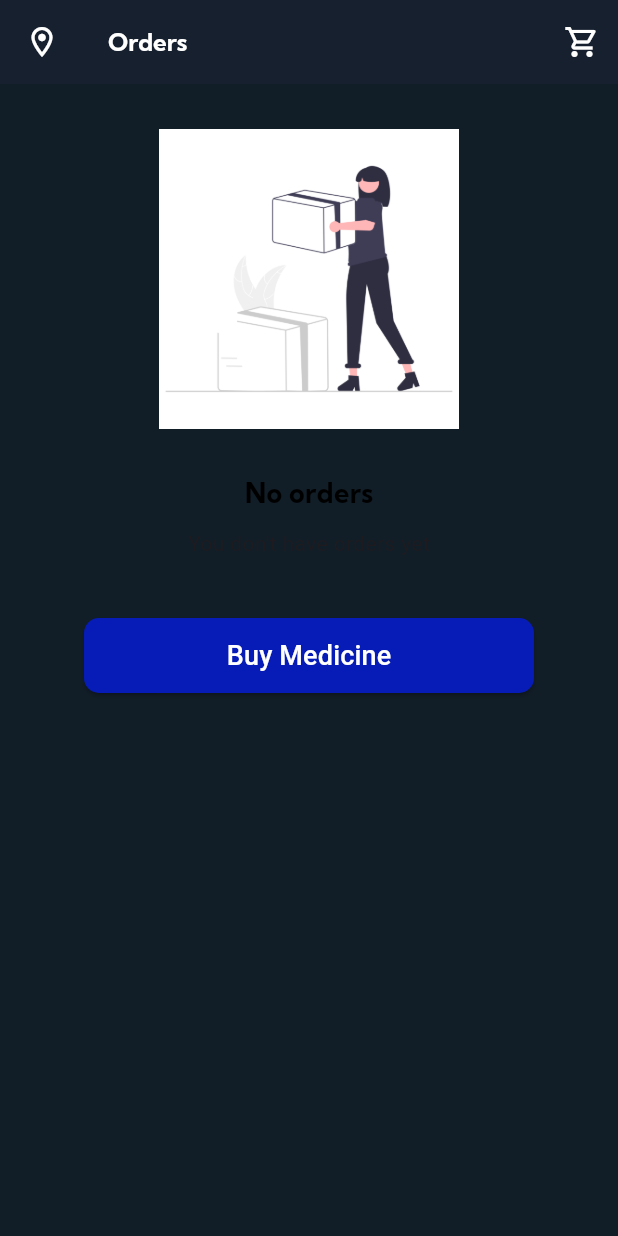
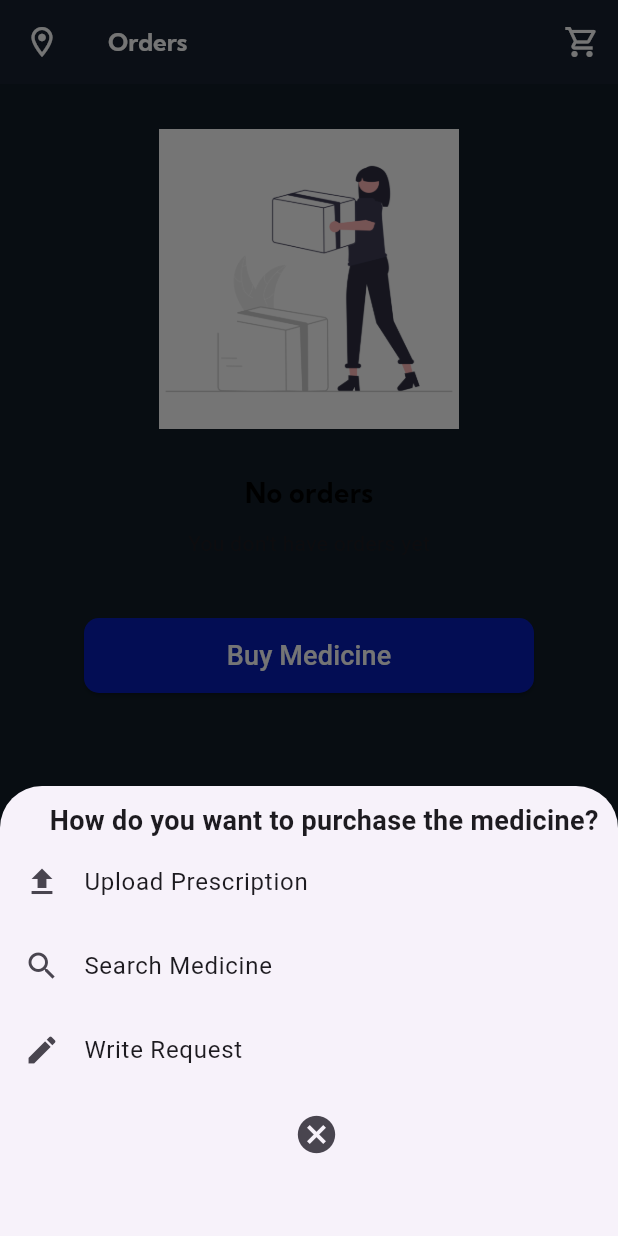
Before and after one commit to Kay-kwaw/Healthker-app-clone, a Flutter app: the Orderscreen screen opened directly, after a tap on "Buy Medicine", on a phone screen of 412 x 824 dp. Run offline on Flutter 3.47's test engine with Material 3 defaults, Android fonts, the light colour scheme and no system bars; our stand-ins replace carousel_slider, flutter_screenutil, shared_preferences; accounts and stored records are empty.

Commit message:
purchase options

```diff
--- /dev/null
+++ b/lib/constants/bottomsheetmodel.dart
@@ -0,0 +1,60 @@
+import 'package:flutter/material.dart';
+
+class BottomSheetUtils {
+  static void showMedicinePurchaseOptions(BuildContext context) {
+    showModalBottomSheet(
+      context: context,
+      builder: (context) {
+        return SizedBox(
+          height: 300,
+          child: Column(
+            children: [
+              const Padding(
+                padding: EdgeInsetsDirectional.fromSTEB(20, 10, 0, 0,),
+                child: Text(
+                  "How do you want to purchase the medicine?",
+                  style: TextStyle(fontWeight: FontWeight.bold, fontSize: 18),
+                ),
+              ),
+              ListTile(
+                leading: const Icon(Icons.upload),
+                title: const Text("Upload Prescription"),
+                onTap: () {
+                  Navigator.pop(context);
+                  // Handle the action for "Upload Prescription"
+                },
+              ),
+              ListTile(
+                leading: const Icon(Icons.search),
+                title: const Text("Search Medicine"),
+                onTap: () {
+                  Navigator.pop(context);
+                  // Handle the action for "Search Medicine"
+                },
+              ),
+              ListTile(
+                leading: const Icon(Icons.edit),
+                title: const Text("Write Request"),
+                onTap: () {
+                  Navigator.pop(context);
+                  // Handle the action for "Write Request"
+                },
+              ),
+              Padding(
+                padding: const EdgeInsetsDirectional.fromSTEB(180, 0, 0, 8),
+                child: ListTile(
+                  leading: const Icon(Icons.cancel, size: 30,),
+                  title: const Text(""),
+                  onTap: () {
+                    Navigator.pop(context);
+                    // Handle the action for closing the bottom sheet
+                  },
+                ),
+              ),
+            ],
+          ),
+        );
+      },
+    );
+  }
+}
--- a/lib/screens/Order/order_screen.dart
+++ b/lib/screens/Order/order_screen.dart
@@ -1,4 +1,5 @@
 import 'package:flutter/material.dart';
+import 'package:healthker/constants/bottomsheetmodel.dart';
 import 'package:healthker/constants/constants.dart';
 import 'package:healthker/constants/gridview_constant.dart';
 import 'package:healthker/constants/imageconstants.dart';
@@ -55,6 +56,7 @@ class _OrderscreenState extends State<Orderscreen> {
 
             ),
            AppTexts.buildElevatedButton(buttontext: "Buy Medicine", onPressed: (){
+            BottomSheetUtils.showMedicinePurchaseOptions(context);
 
            })
          ],
```
Also changed, not shown: lib/constants/gridview_constant.dart (+2 -44 lines).
